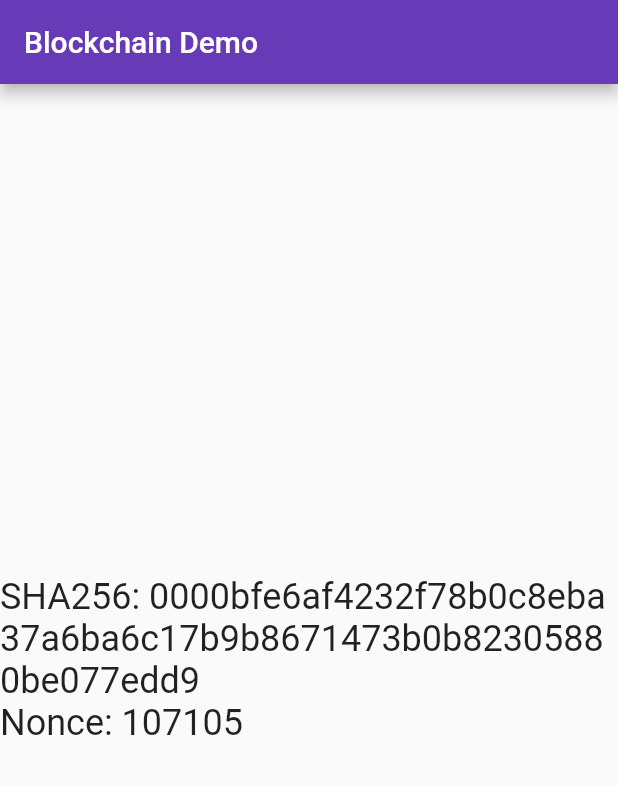
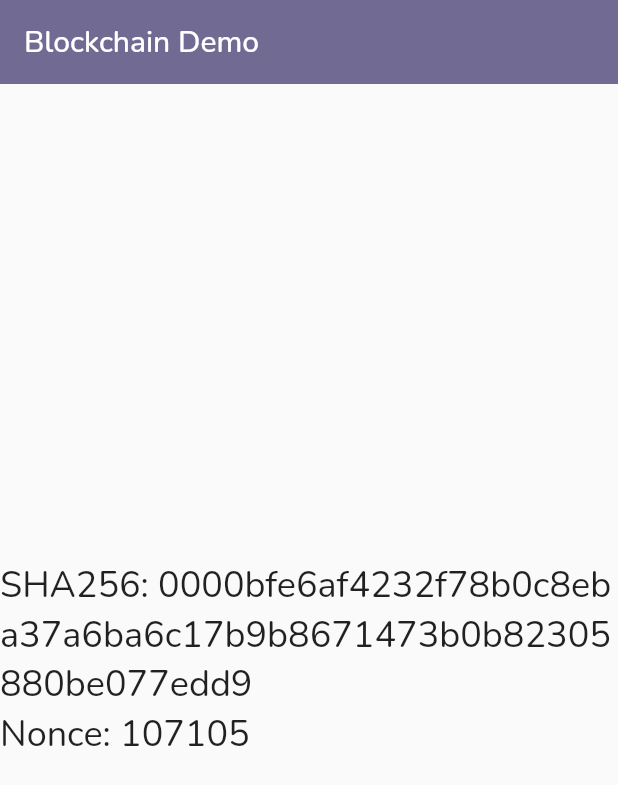
Before and after one commit to rashidwassan/blockchain-demo-app-flutter, a Flutter app: the screen it shows after launch, on a phone screen of 412 x 824 dp. Shown: the top 785 px of the screen. Run offline on Flutter 3.47's test engine with Material 2 defaults, Android fonts, the phone set to English and light mode, and no system bars; our stand-ins replace google_fonts, lottie.

Commit message:
added nunito fonts, menu item grid model and separated themedata

```diff
--- a/lib/constants/images.dart
+++ b/lib/constants/images.dart
@@ -3,4 +3,7 @@ class Images {
 
   // animation paths
   static const String blockchain = 'assets/anims/blockchain.json';
+
+  // icon paths
+  static const String hash = 'assets/icons/hash.png';
 }
--- /dev/null
+++ b/lib/constants/themedata.dart
@@ -0,0 +1,11 @@
+import 'package:flutter/material.dart';
+import 'package:google_fonts/google_fonts.dart';
+
+class AppThemeData {
+  static ThemeData theme = ThemeData(
+      fontFamily: GoogleFonts.nunito().fontFamily,
+      primaryColor: const Color(0xFF716b94),
+      primarySwatch: Colors.deepPurple,
+      visualDensity: VisualDensity.adaptivePlatformDensity,
+      appBarTheme: const AppBarTheme(color: Color(0xFF716b94), elevation: 0));
+}
--- a/lib/main.dart
+++ b/lib/main.dart
@@ -1,3 +1,4 @@
+import 'package:blockchain_demo_flutter/constants/themedata.dart';
 import 'package:blockchain_demo_flutter/pages/splash_screen.dart';
 import 'package:blockchain_demo_flutter/utils/route_generator.dart';
 import 'package:flutter/material.dart';
@@ -14,11 +15,7 @@ class BlockchainDemo extends StatelessWidget {
     return MaterialApp(
       debugShowCheckedModeBanner: false,
       title: 'Blockchain Demo',
-      theme: ThemeData(
-        primaryColor: const Color(0xFF716b94),
-        primarySwatch: Colors.deepPurple,
-        visualDensity: VisualDensity.adaptivePlatformDensity,
-      ),
+      theme: AppThemeData.theme,
       onGenerateRoute: RouteGenerator.generateRoute,
       initialRoute: SplashScreen.routeName,
     );
--- a/lib/pages/demos/hash.dart
+++ b/lib/pages/demos/hash.dart
@@ -2,6 +2,8 @@ import 'package:flutter/material.dart';
 
 class HashPage extends StatelessWidget {
   const HashPage({Key? key}) : super(key: key);
+
+  static const String routeName = '/hash';
 
   @override
   Widget build(BuildContext context) {
--- a/pubspec.yaml
+++ b/pubspec.yaml
@@ -14,6 +14,7 @@ dependencies:
   crypto: ^3.0.1
   google_fonts: ^2.3.1
   lottie: ^1.2.2
+  provider: ^6.0.2
 
 dev_dependencies:
   flutter_test:
@@ -27,3 +28,4 @@ flutter:
 
   assets:
     - assets/anims/
+    - assets/icons/
```
Also changed, not shown: lib/components/homepage_grid_tile.dart (added, +10 -0 lines), lib/models/homepage_grid_item.dart (added, +11 -0 lines), lib/pages/homepage.dart (+9 -0 lines), lib/providers/homepage_items_provider.dart (added, +22 -0 lines), assets/icons/hash.png (added), pubspec.lock, 3 other files.
